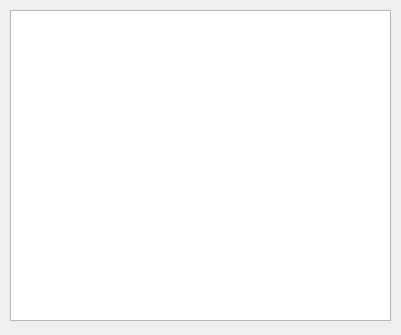
Qt form mainwindow.ui (paswd/cg-lab7) before a commit.
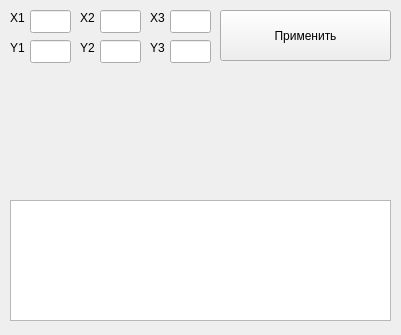
The same form after that commit.

Patch:
```diff
--- a/mainwindow.ui
+++ b/mainwindow.ui
@@ -12,7 +12,7 @@
   </property>
   <property name="minimumSize">
    <size>
-    <width>310</width>
+    <width>400</width>
     <height>150</height>
    </size>
   </property>
@@ -24,12 +24,163 @@
     <property name="geometry">
      <rect>
       <x>10</x>
-      <y>10</y>
+      <y>200</y>
       <width>381</width>
-      <height>311</height>
+      <height>121</height>
      </rect>
     </property>
    </widget>
+   <widget class="QLabel" name="label">
+    <property name="geometry">
+     <rect>
+      <x>10</x>
+      <y>10</y>
+      <width>21</width>
+      <height>16</height>
+     </rect>
+    </property>
+    <property name="text">
+     <string>X1</string>
+    </property>
+   </widget>
+   <widget class="QLabel" name="label_2">
+    <property name="geometry">
+     <rect>
+      <x>10</x>
+      <y>40</y>
+      <width>21</width>
+      <height>16</height>
+     </rect>
+    </property>
+    <property name="text">
+     <string>Y1</string>
+    </property>
+   </widget>
+   <widget class="QLineEdit" name="x1">
+    <property name="geometry">
+     <rect>
+      <x>30</x>
+      <y>10</y>
+      <width>41</width>
+      <height>23</height>
+     </rect>
+    </property>
+   </widget>
+   <widget class="QLineEdit" name="y1">
+    <property name="geometry">
+     <rect>
+      <x>30</x>
+      <y>40</y>
+      <width>41</width>
+      <height>23</height>
+     </rect>
+    </property>
+   </widget>
+   <widget class="QLabel" name="label_3">
+    <property name="geometry">
+     <rect>
+      <x>80</x>
+      <y>40</y>
+      <width>21</width>
+      <height>16</height>
+     </rect>
+    </property>
+    <property name="text">
+     <string>Y2</string>
+    </property>
+   </widget>
+   <widget class="QLineEdit" name="x2">
+    <property name="geometry">
+     <rect>
+      <x>100</x>
+      <y>10</y>
+      <width>41</width>
+      <height>23</height>
+     </rect>
+    </property>
+   </widget>
+   <widget class="QLabel" name="label_4">
+    <property name="geometry">
+     <rect>
+      <x>80</x>
+      <y>10</y>
+      <width>21</width>
+      <height>16</height>
+     </rect>
+    </property>
+    <property name="text">
+     <string>X2</string>
+    </property>
+   </widget>
+   <widget class="QLineEdit" name="y2">
+    <property name="geometry">
+     <rect>
+      <x>100</x>
+      <y>40</y>
+      <width>41</width>
+      <height>23</height>
+     </rect>
+    </property>
+   </widget>
+   <widget class="QLabel" name="label_5">
+    <property name="geometry">
+     <rect>
+      <x>150</x>
+      <y>40</y>
+      <width>21</width>
+      <height>16</height>
+     </rect>
+    </property>
+    <property name="text">
+     <string>Y3</string>
+    </property>
+   </widget>
+   <widget class="QLineEdit" name="x3">
+    <property name="geometry">
+     <rect>
+      <x>170</x>
+      <y>10</y>
+      <width>41</width>
+      <height>23</height>
+     </rect>
+    </property>
+   </widget>
+   <widget class="QLabel" name="label_6">
+    <property name="geometry">
+     <rect>
+      <x>150</x>
+      <y>10</y>
+      <width>21</width>
+      <height>16</height>
+     </rect>
+    </property>
+    <property name="text">
+     <string>X3</string>
+    </property>
+   </widget>
+   <widget class="QLineEdit" name="y3">
+    <property name="geometry">
+     <rect>
+      <x>170</x>
+      <y>40</y>
+      <width>41</width>
+      <height>23</height>
+     </rect>
+    </property>
+   </widget>
+   <widget class="QPushButton" name="Apply">
+    <property name="geometry">
+     <rect>
+      <x>220</x>
+      <y>10</y>
+      <width>171</width>
+      <height>51</height>
+     </rect>
+    </property>
+    <property name="text">
+     <string>Применить</string>
+    </property>
+   </widget>
   </widget>
  </widget>
  <layoutdefault spacing="6" margin="11"/>
```
Left out of the diff: 2 changed lines with no effect on the pictures.
